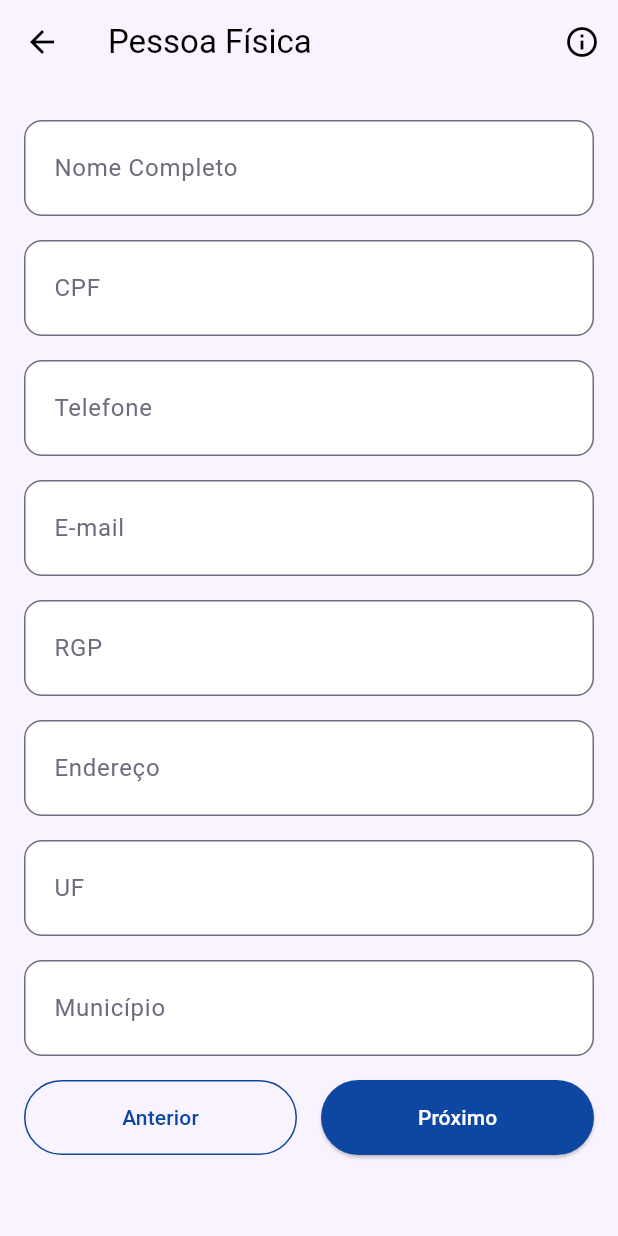
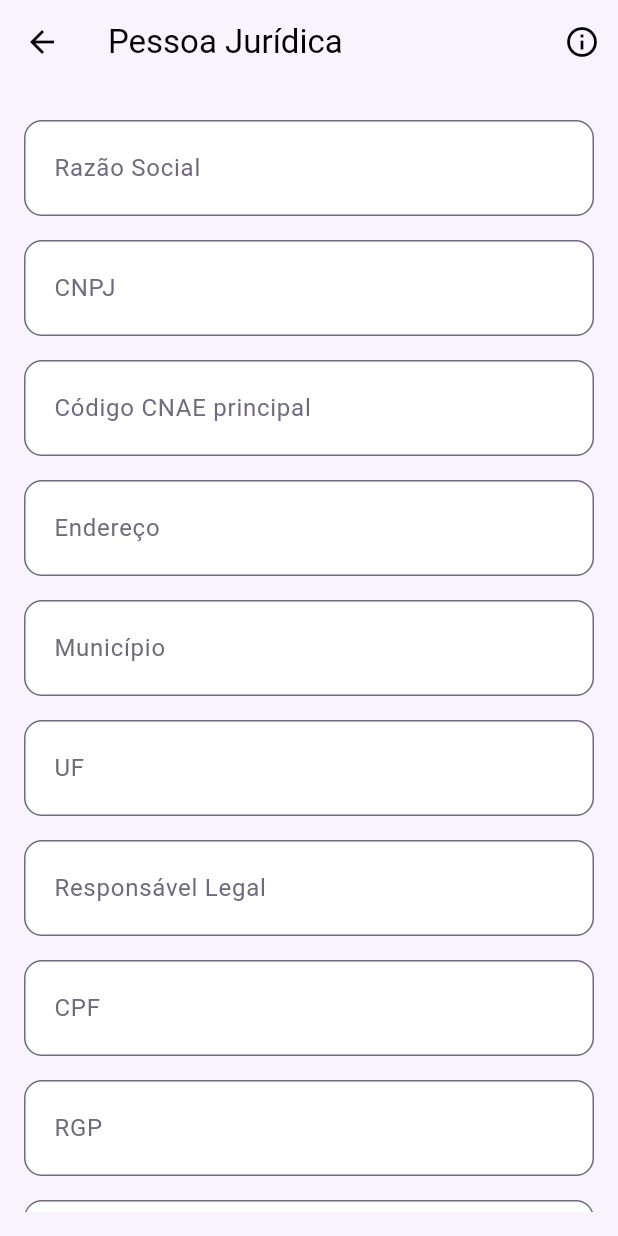
Before and after one commit to AndreSiF/projeto_integrador_mobile, a Flutter app: the screen it shows after launch, after a tap on "Pessoa Jurídica", on a phone screen of 412 x 824 dp. Run offline on Flutter 3.47's test engine with Material 3 defaults, Android fonts, the phone set to English and light mode, and no system bars; our stand-ins replace sqflite; accounts and stored records are empty.

Commit message:
creating pessoa_jur_page
criada a página para pessoas jurídicas e feito alguns ajustes

```diff
--- a/lib/pages/ident_aqui_page.dart
+++ b/lib/pages/ident_aqui_page.dart
@@ -1,5 +1,6 @@
 import 'package:flutter/material.dart';
 import 'package:projeto_integrador_mobile/pages/pessoa_fis_page.dart';
+import 'package:projeto_integrador_mobile/pages/pessoa_jur_page.dart';
 
 class IdentificacaoAquicultorPage extends StatelessWidget {
   const IdentificacaoAquicultorPage({super.key});
@@ -79,7 +80,7 @@ class IdentificacaoAquicultorPage extends StatelessWidget {
               SizedBox(height: 16),
               ElevatedButton(
                 onPressed: () => Navigator.push(
-                  context, MaterialPageRoute(builder: (context) => CpfPage())
+                  context, MaterialPageRoute(builder: (context) => CnpjPage())
                   ),
                 style: ElevatedButton.styleFrom(
                   backgroundColor: Color(0xFF0D47A1),
--- a/lib/pages/pessoa_fis_page.dart
+++ b/lib/pages/pessoa_fis_page.dart
@@ -3,6 +3,8 @@ import 'package:projeto_integrador_mobile/models/pessoa.dart';
 import 'package:projeto_integrador_mobile/pages/ident_aqui_page.dart';
 
 class CpfPage extends StatefulWidget {
+  const CpfPage({super.key});
+
   @override
   _CpfPageState createState() => _CpfPageState();
 }
@@ -49,12 +51,14 @@ class _CpfPageState extends State<CpfPage> {
         centerTitle: false,
         leading: IconButton(
           icon: Icon(Icons.arrow_back, color: Colors.black),
-          onPressed: () {},
+          onPressed: () => Navigator.push(
+              context, MaterialPageRoute(builder: (context) => IdentificacaoAquicultorPage())
+          ),
         ),
         actions: [
           IconButton(
             icon: Icon(Icons.info_outline, color: Colors.black),
-            onPressed: () {},
+            onPressed: () {print('Botão de informações pressionado');},
           ),
         ],
       ),
--- /dev/null
+++ b/lib/pages/pessoa_jur_page.dart
@@ -0,0 +1,381 @@
+import 'package:flutter/material.dart';
+import 'package:projeto_integrador_mobile/models/pessoa.dart';
+import 'package:projeto_integrador_mobile/pages/ident_aqui_page.dart';
+
+class CnpjPage extends StatefulWidget {
+  @override
+  _CnpjPageState createState() => _CnpjPageState();
+}
+
+class _CnpjPageState extends State<CnpjPage> {
+  final _formKey = GlobalKey<FormState>();
+  final TextEditingController _razaoController = TextEditingController();
+  final TextEditingController _cnpjController = TextEditingController();
+  final TextEditingController _cnaeController = TextEditingController();
+  final TextEditingController _enderecoController = TextEditingController();
+  final TextEditingController _ufController = TextEditingController();
+  final TextEditingController _municipioController = TextEditingController();
+  final TextEditingController _respController = TextEditingController();
+  final TextEditingController _cpfRespController = TextEditingController();
+  final TextEditingController _telefoneRespController = TextEditingController();
+  final TextEditingController _rgpRespController = TextEditingController();
+  final TextEditingController _emailRespController = TextEditingController();
+
+  void _proximo() {
+    if (_formKey.currentState!.validate()) {
+      final pessoa = Pessoa(
+        razaoSocial: _razaoController.text,
+        cnpj: _cnpjController.text,
+        cnae: _cnaeController.text,
+        telefone: int.parse(_telefoneRespController.text),
+        email: _emailRespController.text,
+        rgp: int.parse(_rgpRespController.text),
+        endereco: _enderecoController.text,
+        uf: _ufController.text,
+        municipio: _municipioController.text,
+        nome: _respController.text,
+        cpf: _cpfRespController.text
+      );
+
+      //Navigator.push(context, MaterialPageRoute(builder: (_) => page(pessoa: pessoa)),);
+    }
+  }
+
+  @override
+  Widget build(BuildContext context) {
+    return Scaffold(
+        backgroundColor: Color(0xFFF9F3FF),
+        appBar: AppBar(
+          backgroundColor: Colors.transparent,
+          elevation: 0,
+          title: Text(
+            'Pessoa Jurídica',
+            style: TextStyle(color: Colors.black),
+          ),
+          centerTitle: false,
+          leading: IconButton(
+            icon: Icon(Icons.arrow_back, color: Colors.black),
+            onPressed: () {},
+          ),
+          actions: [
+            IconButton(
+              icon: Icon(Icons.info_outline, color: Colors.black),
+              onPressed: () {print('Botão de informações pressionado');},
+            ),
+          ],
+        ),
+        body: Padding(
+          padding: const EdgeInsets.all(16.0),
+          child: SingleChildScrollView(
+            child: Form(
+              key: _formKey,
+              child: Column(
+                children: [
+                  const SizedBox(height: 8),
+                  // Campo de razão social
+                  TextFormField(
+                    controller: _razaoController,
+                    decoration: InputDecoration(
+                      labelText: 'Razão Social',
+                      floatingLabelBehavior: FloatingLabelBehavior.auto,
+                      filled: true,
+                      fillColor: Colors.white,
+                      contentPadding: EdgeInsets.symmetric(horizontal: 16, vertical: 20),
+                      enabledBorder: OutlineInputBorder(
+                        borderSide: BorderSide(color: Color(0xFF6F6A7E)),
+                        borderRadius: BorderRadius.circular(12),
+                      ),
+                      focusedBorder: OutlineInputBorder(
+                        borderSide: BorderSide(color: Color(0xFF6F6A7E), width: 2),
+                        borderRadius: BorderRadius.circular(12),
+                      ),
+                      labelStyle: TextStyle(color: Color(0xFF6F6A7E)),
+                    ),
+                    validator: (value) =>
+                    value == null || value.isEmpty ? 'Campo obrigatório' : null,
+                  ),
+                  SizedBox(height: 16),
+
+                  // Campo de CNPJ
+                  TextFormField(
+                    controller: _cnpjController,
+                    decoration: InputDecoration(
+                      labelText: 'CNPJ',
+                      floatingLabelBehavior: FloatingLabelBehavior.auto,
+                      filled: true,
+                      fillColor: Colors.white,
+                      contentPadding: EdgeInsets.symmetric(horizontal: 16, vertical: 20),
+                      enabledBorder: OutlineInputBorder(
+                        borderSide: BorderSide(color: Color(0xFF6F6A7E)),
+                        borderRadius: BorderRadius.circular(12),
+                      ),
+                      focusedBorder: OutlineInputBorder(
+                        borderSide: BorderSide(color: Color(0xFF6F6A7E), width: 2),
+                        borderRadius: BorderRadius.circular(12),
+                      ),
+                      labelStyle: TextStyle(color: Color(0xFF6F6A7E)),
+                    ),
+                    validator: (value) =>
+                    value == null || value.isEmpty ? 'Campo obrigatório' : null,
+                  ),
+                  SizedBox(height: 16),
+
+                  // Campo de CNAE
+                  TextFormField(
+                    controller: _cnaeController,
+                    decoration: InputDecoration(
+                      labelText: 'Código CNAE principal',
+                      floatingLabelBehavior: FloatingLabelBehavior.auto,
+                      filled: true,
+                      fillColor: Colors.white,
+                      contentPadding: EdgeInsets.symmetric(horizontal: 16, vertical: 20),
+                      enabledBorder: OutlineInputBorder(
+                        borderSide: BorderSide(color: Color(0xFF6F6A7E)),
+                        borderRadius: BorderRadius.circular(12),
+                      ),
+                      focusedBorder: OutlineInputBorder(
+                        borderSide: BorderSide(color: Color(0xFF6F6A7E), width: 2),
+                        borderRadius: BorderRadius.circular(12),
+                      ),
+                      labelStyle: TextStyle(color: Color(0xFF6F6A7E)),
+                    ),
+                    validator: (value) =>
+                    value == null || value.isEmpty ? 'Campo obrigatório' : null,
+                  ),
+                  SizedBox(height: 16),
+
+                  //Campo de endereço
+                  TextFormField(
+                    controller: _enderecoController,
+                    decoration: InputDecoration(
+                      labelText: 'Endereço',
+                      floatingLabelBehavior: FloatingLabelBehavior.auto,
+                      filled: true,
+                      fillColor: Colors.white,
+                      contentPadding: EdgeInsets.symmetric(horizontal: 16, vertical: 20),
+                      enabledBorder: OutlineInputBorder(
+                        borderSide: BorderSide(color: Color(0xFF6F6A7E)),
+                        borderRadius: BorderRadius.circular(12),
+                      ),
+                      focusedBorder: OutlineInputBorder(
+                        borderSide: BorderSide(color: Color(0xFF6F6A7E), width: 2),
+                        borderRadius: BorderRadius.circular(12),
+                      ),
+                      labelStyle: TextStyle(color: Color(0xFF6F6A7E)),
+                    ),
+                    validator: (value) =>
+                    value == null || value.isEmpty ? 'Campo obrigatório' : null,
+                  ),
+                  SizedBox(height: 16),
+
+                  // Campo de município
+                  TextFormField(
+                    controller: _municipioController,
+                    decoration: InputDecoration(
+                      labelText: 'Município',
+                      floatingLabelBehavior: FloatingLabelBehavior.auto,
+                      filled: true,
+                      fillColor: Colors.white,
+                      contentPadding: EdgeInsets.symmetric(horizontal: 16, vertical: 20),
+                      enabledBorder: OutlineInputBorder(
+                        borderSide: BorderSide(color: Color(0xFF6F6A7E)),
+                        borderRadius: BorderRadius.circular(12),
+                      ),
+                      focusedBorder: OutlineInputBorder(
+                        borderSide: BorderSide(color: Color(0xFF6F6A7E), width: 2),
+                        borderRadius: BorderRadius.circular(12),
+                      ),
+                      labelStyle: TextStyle(color: Color(0xFF6F6A7E)),
+                    ),
+                  ),
+                  SizedBox(height: 16),
+
+                  // Campo de UF
+                  TextFormField(
+                    controller: _ufController,
+                    decoration: InputDecoration(
+                      labelText: 'UF',
+                      floatingLabelBehavior: FloatingLabelBehavior.auto,
+                      filled: true,
+                      fillColor: Colors.white,
+                      contentPadding: EdgeInsets.symmetric(horizontal: 16, vertical: 20),
+                      enabledBorder: OutlineInputBorder(
+                        borderSide: BorderSide(color: Color(0xFF6F6A7E)),
+                        borderRadius: BorderRadius.circular(12),
+                      ),
+                      focusedBorder: OutlineInputBorder(
+                        borderSide: BorderSide(color: Color(0xFF6F6A7E), width: 2),
+                        borderRadius: BorderRadius.circular(12),
+                      ),
+                      labelStyle: TextStyle(color: Color(0xFF6F6A7E)),
+                    ),
+                    validator: (value) =>
+                    value == null || value.isEmpty ? 'Campo obrigatório' : null,
+                  ),
+                  SizedBox(height: 16),
+
+                  // Campo do nome do responsável legal
+                  TextFormField(
+                    controller: _respController,
+                    decoration: InputDecoration(
+                      labelText: 'Responsável Legal',
+                      floatingLabelBehavior: FloatingLabelBehavior.auto,
+                      filled: true,
+                      fillColor: Colors.white,
+                      contentPadding: EdgeInsets.symmetric(horizontal: 16, vertical: 20),
+                      enabledBorder: OutlineInputBorder(
+                        borderSide: BorderSide(color: Color(0xFF6F6A7E)), // cor da borda
+                        borderRadius: BorderRadius.circular(12),
+                      ),
+                      focusedBorder: OutlineInputBorder(
+                        borderSide: BorderSide(color: Color(0xFF6F6A7E), width: 2),
+                        borderRadius: BorderRadius.circular(12),
+                      ),
+                      labelStyle: TextStyle(color: Color(0xFF6F6A7E)),
+                    ),
+                    validator: (value) =>
+                    value == null || value.isEmpty ? 'Campo obrigatório' : null,
+                  ),
+                  SizedBox(height: 16),
+
+                  // Campo do CPF do responsável legal
+                  TextFormField(
+                    controller: _cpfRespController,
+                    decoration: InputDecoration(
+                      labelText: 'CPF',
+                      floatingLabelBehavior: FloatingLabelBehavior.auto,
+                      filled: true,
+                      fillColor: Colors.white,
+                      contentPadding: EdgeInsets.symmetric(horizontal: 16, vertical: 20),
+                      enabledBorder: OutlineInputBorder(
+                        borderSide: BorderSide(color: Color(0xFF6F6A7E)), // cor da borda
+                        borderRadius: BorderRadius.circular(12),
+                      ),
+                      focusedBorder: OutlineInputBorder(
+                        borderSide: BorderSide(color: Color(0xFF6F6A7E), width: 2),
+                        borderRadius: BorderRadius.circular(12),
+                      ),
+                      labelStyle: TextStyle(color: Color(0xFF6F6A7E)),
+                    ),
+                    validator: (value) =>
+                    value == null || value.isEmpty ? 'Campo obrigatório' : null,
+                  ),
+                  SizedBox(height: 16),
+
+                  // Campo do RGP do responsável legal
+                  TextFormField(
+                    controller: _rgpRespController,
+                    decoration: InputDecoration(
+                      labelText: 'RGP',
+                      floatingLabelBehavior: FloatingLabelBehavior.auto,
+                      filled: true,
+                      fillColor: Colors.white,
+                      contentPadding: EdgeInsets.symmetric(horizontal: 16, vertical: 20),
+                      enabledBorder: OutlineInputBorder(
+                        borderSide: BorderSide(color: Color(0xFF6F6A7E)), // cor da borda
+                        borderRadius: BorderRadius.circular(12),
+                      ),
+                      focusedBorder: OutlineInputBorder(
+                        borderSide: BorderSide(color: Color(0xFF6F6A7E), width: 2),
+                        borderRadius: BorderRadius.circular(12),
+                      ),
+                      labelStyle: TextStyle(color: Color(0xFF6F6A7E)),
+                    ),
+                    validator: (value) =>
+                    value == null || value.isEmpty ? 'Campo obrigatório' : null,
+                  ),
+                  SizedBox(height: 16),
+
+                  // Campo do telefone do responsável legal
+                  TextFormField(
+                    controller: _telefoneRespController,
+                    decoration: InputDecoration(
+                      labelText: 'Telefone',
+                      floatingLabelBehavior: FloatingLabelBehavior.auto,
+                      filled: true,
+                      fillColor: Colors.white,
+                      contentPadding: EdgeInsets.symmetric(horizontal: 16, vertical: 20),
+                      enabledBorder: OutlineInputBorder(
+                        borderSide: BorderSide(color: Color(0xFF6F6A7E)), // cor da borda
+                        borderRadius: BorderRadius.circular(12),
+                      ),
+                      focusedBorder: OutlineInputBorder(
+                        borderSide: BorderSide(color: Color(0xFF6F6A7E), width: 2),
+                        borderRadius: BorderRadius.circular(12),
+                      ),
+                      labelStyle: TextStyle(color: Color(0xFF6F6A7E)),
+                    ),
+                    validator: (value) =>
+                    value == null || value.isEmpty ? 'Campo obrigatório' : null,
+                  ),
+                  SizedBox(height: 16),
+
+                  // Campo do email do responsável legal
+                  TextFormField(
+                    controller: _emailRespController,
+                    decoration: InputDecoration(
+                      labelText: 'E-mail',
+                      floatingLabelBehavior: FloatingLabelBehavior.auto,
+                      filled: true,
+                      fillColor: Colors.white,
+                      contentPadding: EdgeInsets.symmetric(horizontal: 16, vertical: 20),
+                      enabledBorder: OutlineInputBorder(
+                        borderSide: BorderSide(color: Color(0xFF6F6A7E)), // cor da borda
+                        borderRadius: BorderRadius.circular(12),
+                      ),
+                      focusedBorder: OutlineInputBorder(
+                        borderSide: BorderSide(color: Color(0xFF6F6A7E), width: 2),
+                        borderRadius: BorderRadius.circular(12),
+                      ),
+                      labelStyle: TextStyle(color: Color(0xFF6F6A7E)),
+                    ),
+                    validator: (value) =>
+                    value == null || value.isEmpty ? 'Campo obrigatório' : null,
+                  ),
+                  SizedBox(height: 16),
+
+                  // Botão "Voltar"
+                  Row(
+                    children: [
+                      Expanded(
+                        child: OutlinedButton(
+                          onPressed: () => Navigator.push(
+                              context, MaterialPageRoute(builder: (context) => IdentificacaoAquicultorPage())
+                          ),
+                          style: OutlinedButton.styleFrom(
+                            side: BorderSide(color: Color(0xFF0D47A1)),
+                            shape: RoundedRectangleBorder(
+                              borderRadius: BorderRadius.circular(30),
+                            ),
+                            minimumSize: Size(double.infinity, 50),
+                          ),
+                          child: Text('Anterior', style: TextStyle(color: Color(0xFF0D47A1)),
+                          ),
+                        ),
+                      ),
+
+                      // Botão "Próximo"
+                      SizedBox(width: 16),
+                      Expanded(
+                        child: ElevatedButton(
+                          onPressed: _proximo,
+                          style: ElevatedButton.styleFrom(
+                            backgroundColor: Color(0xFF0D47A1),
+                            shape: RoundedRectangleBorder(
+                              borderRadius: BorderRadius.circular(30),
+                            ),
+                            minimumSize: Size(double.infinity, 50),
+                          ),
+                          child: Text('Próximo', style: TextStyle(color: Colors.white),),
+                        ),
+                      ),
+                    ],
+                  ),
+                ],
+              ),
+            ),
+          ),
+        )
+    );
+  }
+}
```
